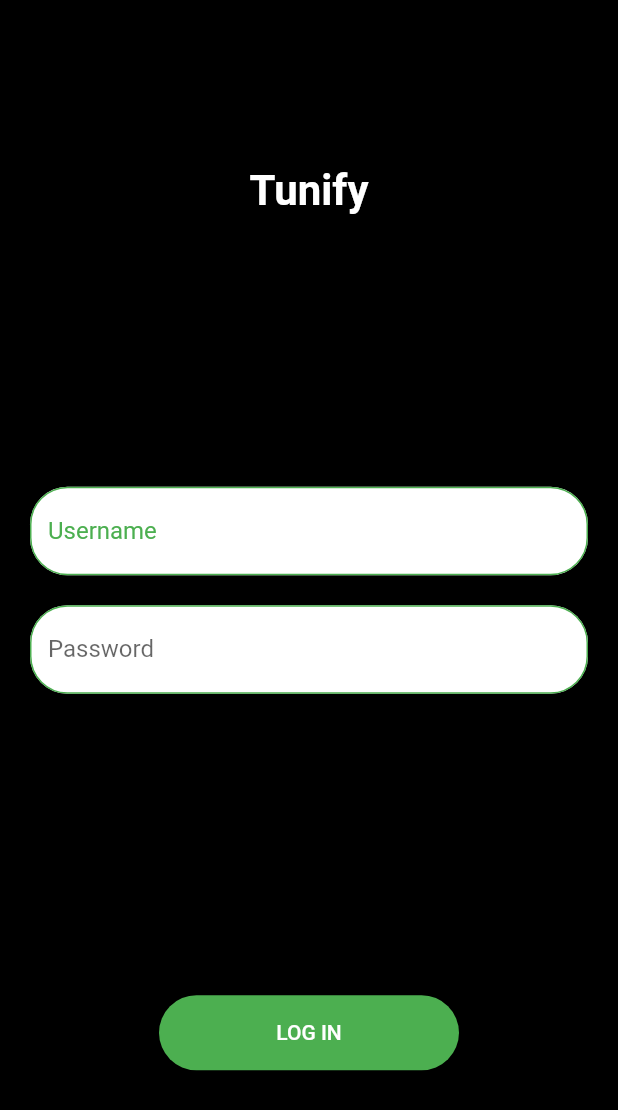
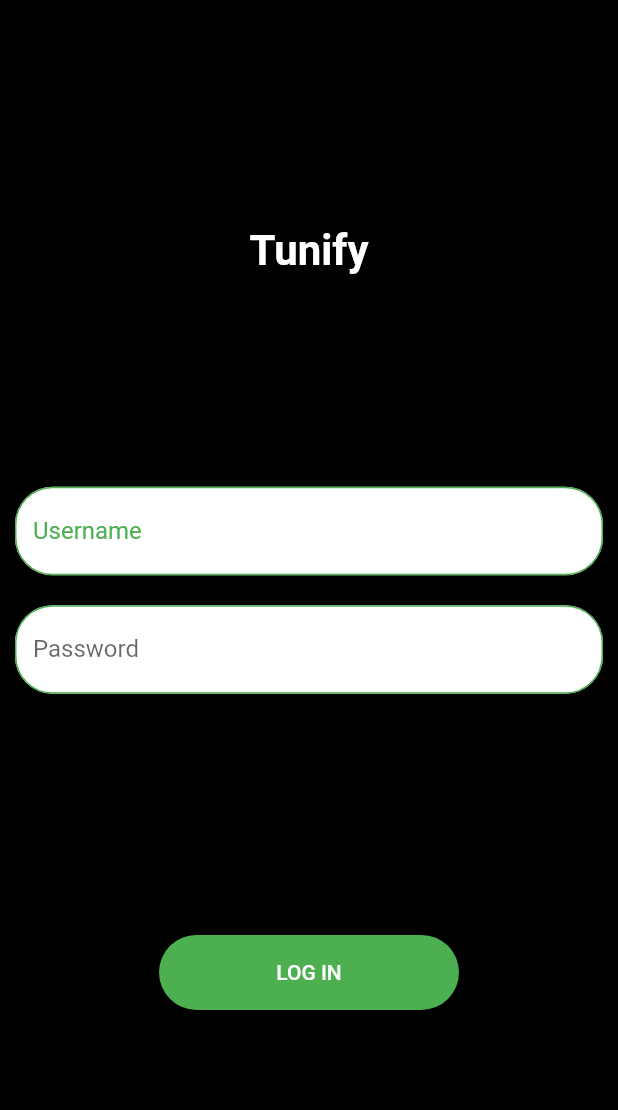
Before and after one commit to Asrat77/tunify, a Flutter app: the screen it shows after launch, on a phone screen of 412 x 824 dp. Shown: the top 1110 px of the screen. Run offline on Flutter 3.47's test engine with Material 2 defaults, Android fonts, the phone set to English and light mode, and no system bars.

Commit message:
update login_screen

```diff
--- a/tunify/lib/ui/screens/login_screen.dart
+++ b/tunify/lib/ui/screens/login_screen.dart
@@ -122,11 +122,12 @@ class Login_Screen extends StatelessWidget {
       backgroundColor: Colors.black,
       body: SafeArea(
         child: Padding(
-          padding: EdgeInsets.all(20.0),
+          padding: EdgeInsets.all(10.0),
           child: Center(
             child: Column(
+
               crossAxisAlignment: CrossAxisAlignment.center,
-              mainAxisAlignment: MainAxisAlignment.spaceAround,
+              mainAxisAlignment: MainAxisAlignment.spaceEvenly,
               children: <Widget>[
 
                 Text(
```
